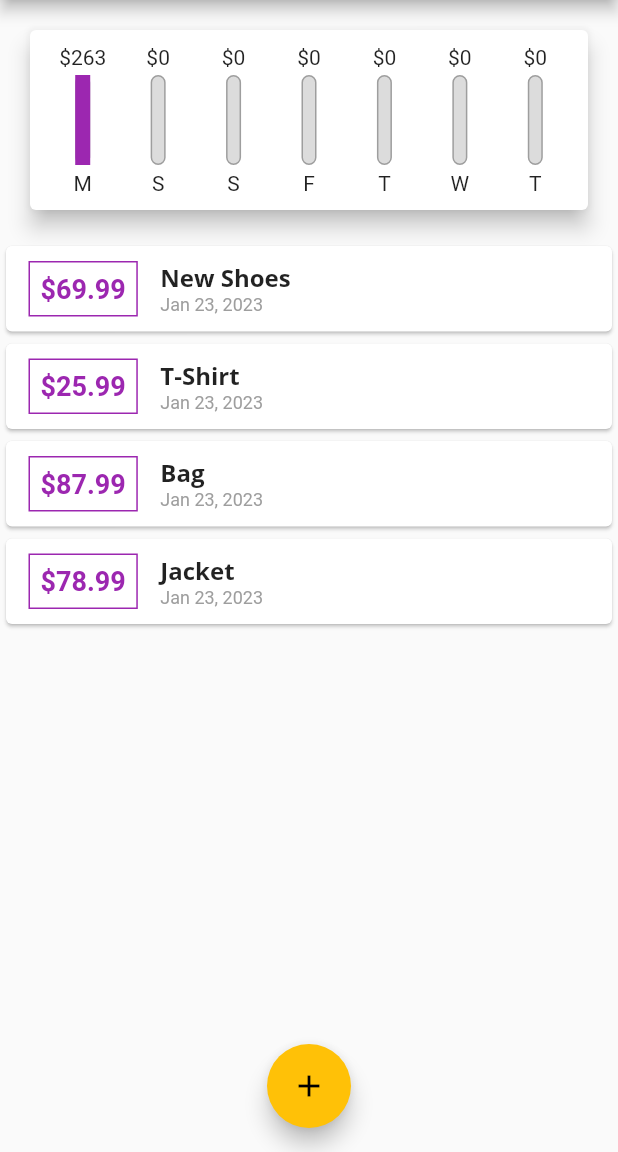
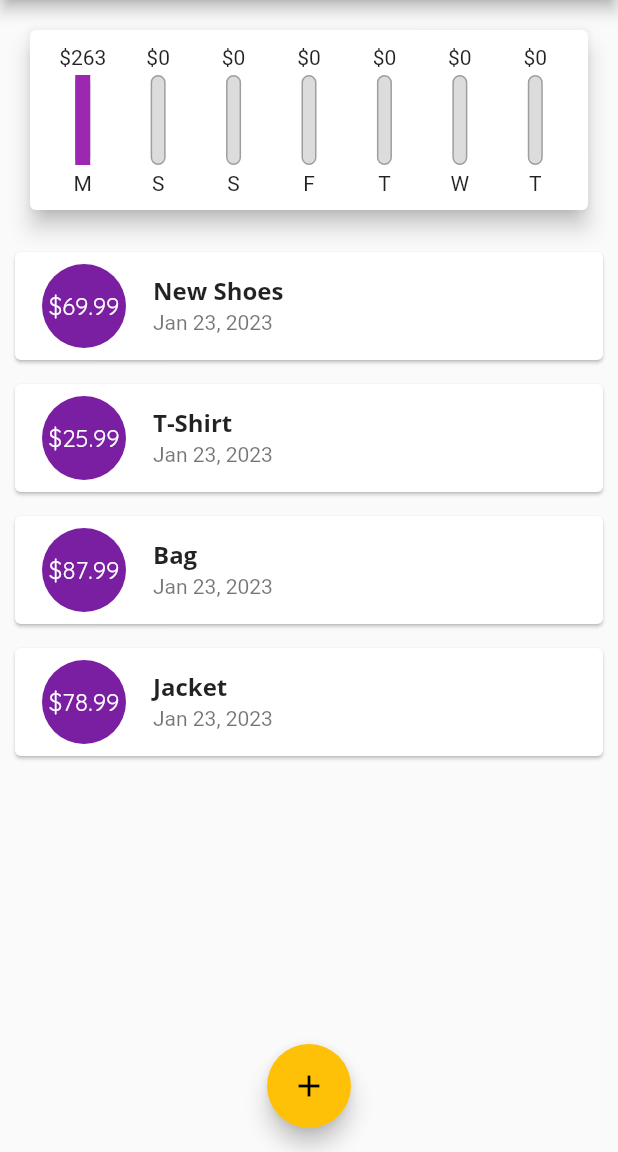
Before and after one commit to nino-t/flutter-personal-expenses, a Flutter app: the screen it shows after launch, on a phone screen of 412 x 824 dp, the part 84-1236 px from its top. Run offline on Flutter 3.47's test engine with Material 2 defaults, Android fonts, the light colour scheme and no system bars.

Commit message:
add list-tile

```diff
--- a/lib/widgets/transasction_list.dart
+++ b/lib/widgets/transasction_list.dart
@@ -34,38 +34,21 @@ class TransactionList extends StatelessWidget {
               itemBuilder: (ctx, index) {
                 final trx = transactions[index];
                 return Card(
-                  child: Row(
-                    children: <Widget>[
-                      Container(
-                        child: Text(
-                          '\$${trx.amount.toStringAsFixed(2)}',
-                          style: TextStyle(
-                              fontWeight: FontWeight.bold,
-                              fontSize: 18,
-                              color: Theme.of(context).primaryColor),
-                        ),
-                        margin: const EdgeInsets.symmetric(
-                            vertical: 10, horizontal: 15),
-                        decoration: BoxDecoration(
-                            border: Border.all(
-                                color: Theme.of(context).primaryColor)),
-                        padding: const EdgeInsets.all(7),
+                  margin:
+                      const EdgeInsets.symmetric(vertical: 8, horizontal: 10),
+                  child: ListTile(
+                    leading: CircleAvatar(
+                      radius: 30,
+                      child: Padding(
+                        child: FittedBox(child: Text('\$${trx.amount}')),
+                        padding: const EdgeInsets.all(6),
                       ),
-                      Column(
-                        crossAxisAlignment: CrossAxisAlignment.start,
-                        children: <Widget>[
-                          Text(
-                            trx.title,
-                            style: Theme.of(context).textTheme.headline6,
-                          ),
-                          Text(
-                            DateFormat.yMMMd().format(trx.date),
-                            style: const TextStyle(
-                                color: Colors.grey, fontSize: 12),
-                          )
-                        ],
-                      )
-                    ],
+                    ),
+                    title: Text(
+                      trx.title,
+                      style: Theme.of(context).textTheme.headline6,
+                    ),
+                    subtitle: Text(DateFormat.yMMMd().format(trx.date)),
                   ),
                 );
               },
```
